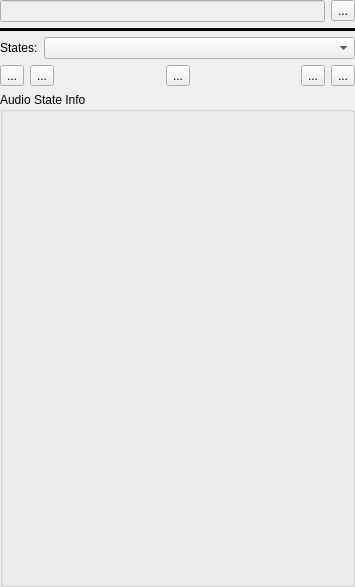
First picture: the form in DesignerTool/src/WidgetAudio.ui, repository GameOverture/HarmonyEngine, before the edit.
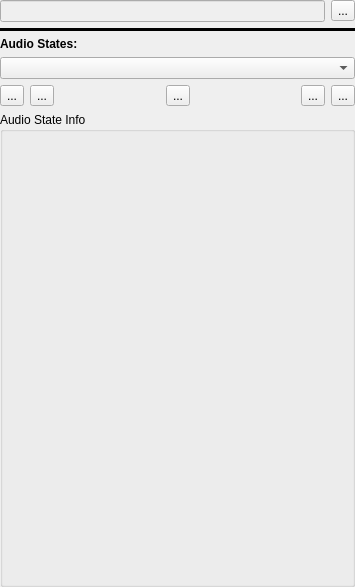
Second picture: the form after the edit. Icons and pictures are not drawn.

Commit message: Audio widget commands for states writen

Patch:
```diff
--- a/DesignerTool/src/WidgetAudio.ui
+++ b/DesignerTool/src/WidgetAudio.ui
@@ -61,11 +61,15 @@
     </widget>
    </item>
    <item>
-    <layout class="QHBoxLayout" name="horizontalLayout_7">
-     <item>
       <widget class="QLabel" name="label_4">
+     <property name="font">
+      <font>
+       <weight>75</weight>
+       <bold>true</bold>
+      </font>
+     </property>
        <property name="text">
-        <string>States:</string>
+      <string>Audio States:</string>
        </property>
       </widget>
      </item>
@@ -79,8 +83,6 @@
        </property>
       </widget>
      </item>
-    </layout>
-   </item>
    <item>
     <layout class="QHBoxLayout" name="horizontalLayout_2">
      <item>
```
Left out of the diff: 66 changed lines with no effect on the pictures. Lines whose indentation alone changed are shown as unchanged. The commit also changes 7 other files.
